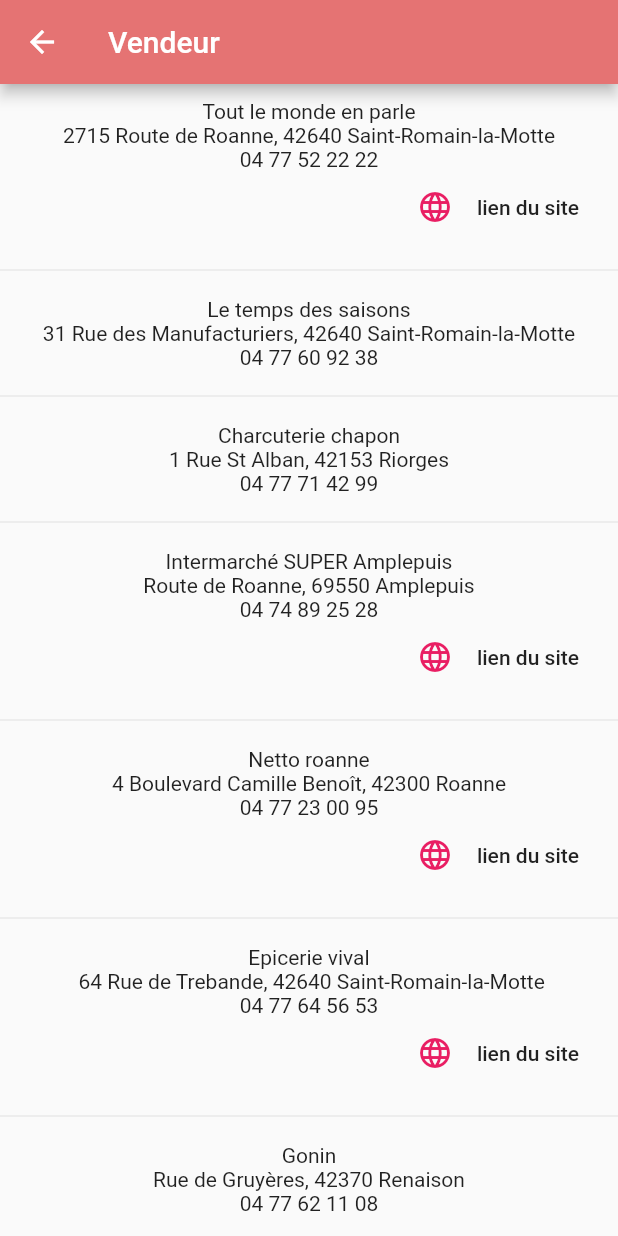
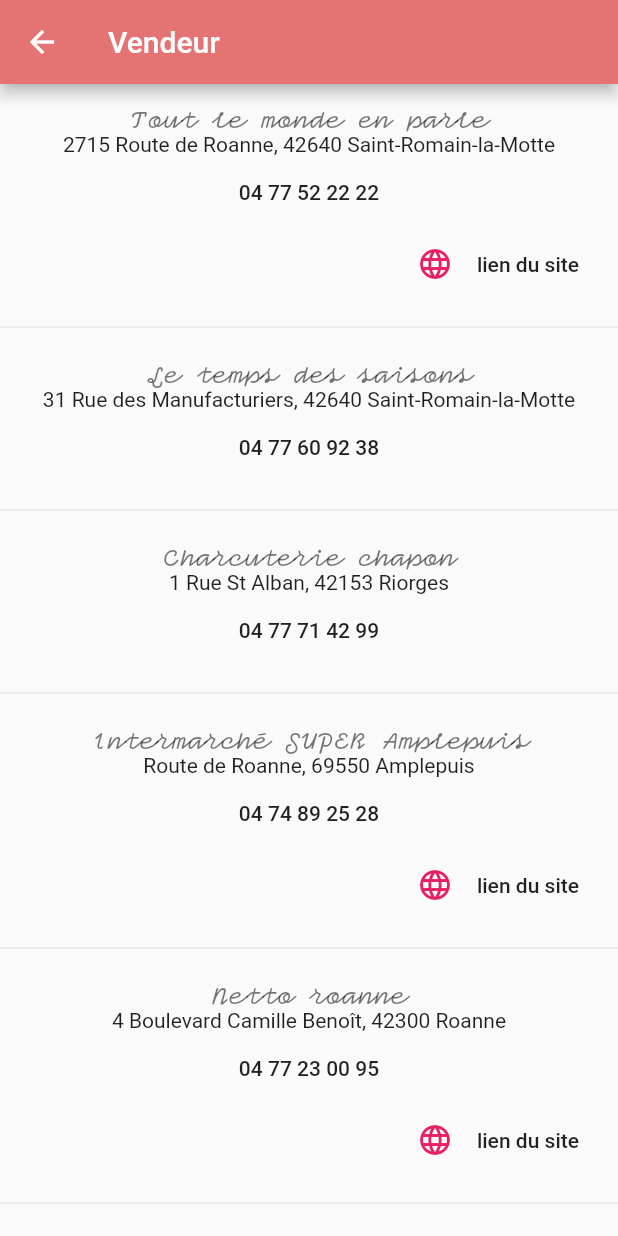
Before and after one commit to celestindeal/la-ferme-deal, a Flutter app: the Vendeur screen opened by its route, on a phone screen of 412 x 824 dp. Run offline on Flutter 3.47's test engine with Material 2 defaults, Android fonts, the phone set to English and light mode, and no system bars; missing offline and left inert: responsive_layout_builder; statements that could not run were skipped.

```diff
--- a/lib/vendeur.dart
+++ b/lib/vendeur.dart
@@ -1,10 +1,11 @@
 import 'package:flutter/material.dart';
 import 'package:url_launcher/url_launcher.dart';
+import 'package:url_launcher/url_launcher.dart' as UrlLauncher;
 
 class Vendeur extends StatelessWidget {
   @override
   Widget build(BuildContext context) {
-    List client = [
+    final List client = [
       {
         "lieu": "2715 Route de Roanne, 42640 Saint-Romain-la-Motte",
         "site": "https://www.tlmenparle.fr/",
@@ -150,9 +151,15 @@
                     child: Column(
                       mainAxisAlignment: MainAxisAlignment.center,
                       children: [
-                        Text(client[i]["nom"]),
+                        Text(client[i]["nom"],
+                            style: Theme.of(context).textTheme.headline1),
                         Text(client[i]["lieu"]),
-                        Text(client[i]["phone"]),
+                        FlatButton(
+                          onPressed: () {
+                            UrlLauncher.launch('tel:${client[i]["phone"]}');
+                          },
+                          child: Text(client[i]["phone"]),
+                        ),
                         url.isNotEmpty
                             ? Row(
                                 mainAxisAlignment: MainAxisAlignment.end,
```
Also changed, not shown: lib/accueil.dart (+32 -0 lines), lib/main.dart (+7 -0 lines), pubspec.yaml (+21 -6 lines), lib/fonts/Compagnon-Bold.ttf (added), lib/fonts/Compagnon-Italic.ttf (added), lib/fonts/Compagnon-Light.ttf (added), lib/fonts/Compagnon-Medium.ttf (added), lib/fonts/Compagnon-Roman.ttf (added), pubspec.lock.
